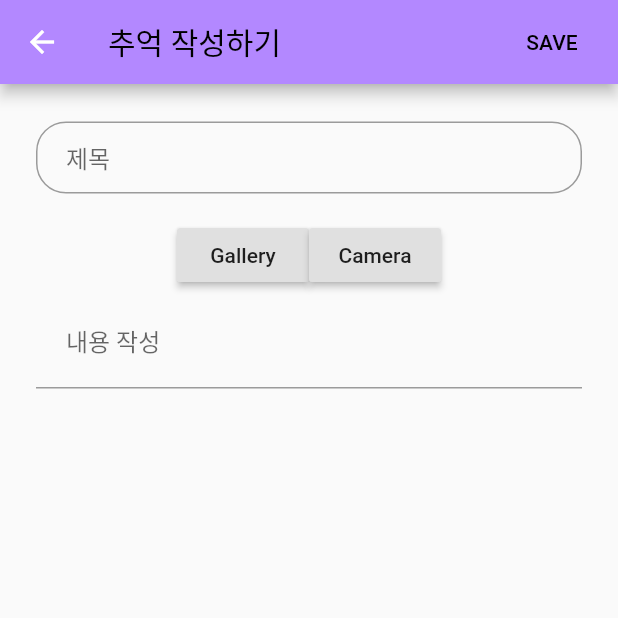
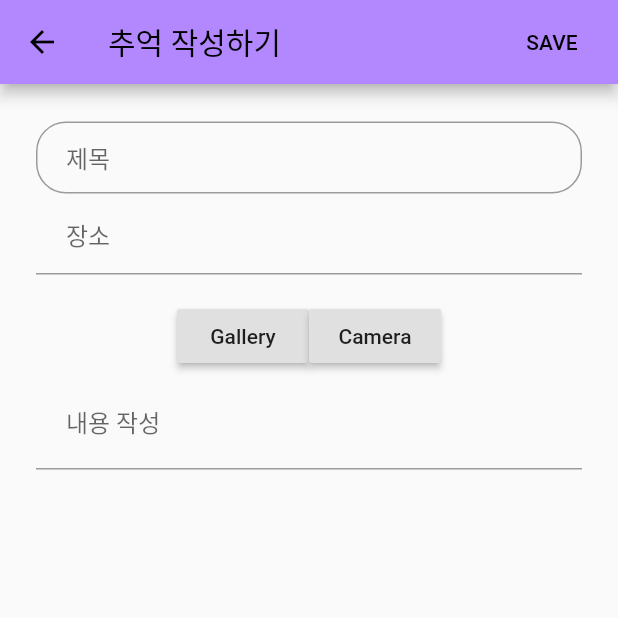
Before and after one commit to dsc-sookmyung/2021-SeNaJooNa-OurStory, a Flutter app: the CreateDiaryScreen screen opened directly, on a phone screen of 412 x 824 dp, the top half of it. Run offline on Flutter 3.47's test engine with Material 2 defaults, Android fonts, the phone set to English and light mode, and no system bars; our stand-ins replace carousel_slider, cloud_firestore, firebase_auth, firebase_core, firebase_storage, google_sign_in and 1 more; accounts and stored records are empty.

Commit message:
appbar icon black & add location to create_diary

```diff
--- a/lib/screens/create_diary_screen.dart
+++ b/lib/screens/create_diary_screen.dart
@@ -35,6 +35,9 @@ class _CreateDiaryScreenState extends State<CreateDiaryScreen> {
     return Scaffold(
       appBar: AppBar(
         backgroundColor: kPrimaryColor,
+        iconTheme: IconThemeData(
+          color: Colors.black, //change your color here
+        ),
         title: Text(
           '추억 작성하기',
           style: TextStyle(
@@ -86,6 +89,21 @@ class _CreateDiaryScreenState extends State<CreateDiaryScreen> {
                     ),
                   ),
                 ),
+              ),
+              TextField(
+                minLines: 1,
+                maxLines: 1,
+                onChanged: (value) {
+                  diaryLocation = value;
+                },
+                decoration: InputDecoration(
+                  hintText: '장소',
+                  contentPadding: EdgeInsets.symmetric(
+                    vertical: 15.0,
+                    horizontal: 20.0,
+                  ),
+                ),
+                controller: _diaryController,
               ),
               _image == null ? Text('') : Image.file(_image, height: 200),
               Row(
```
